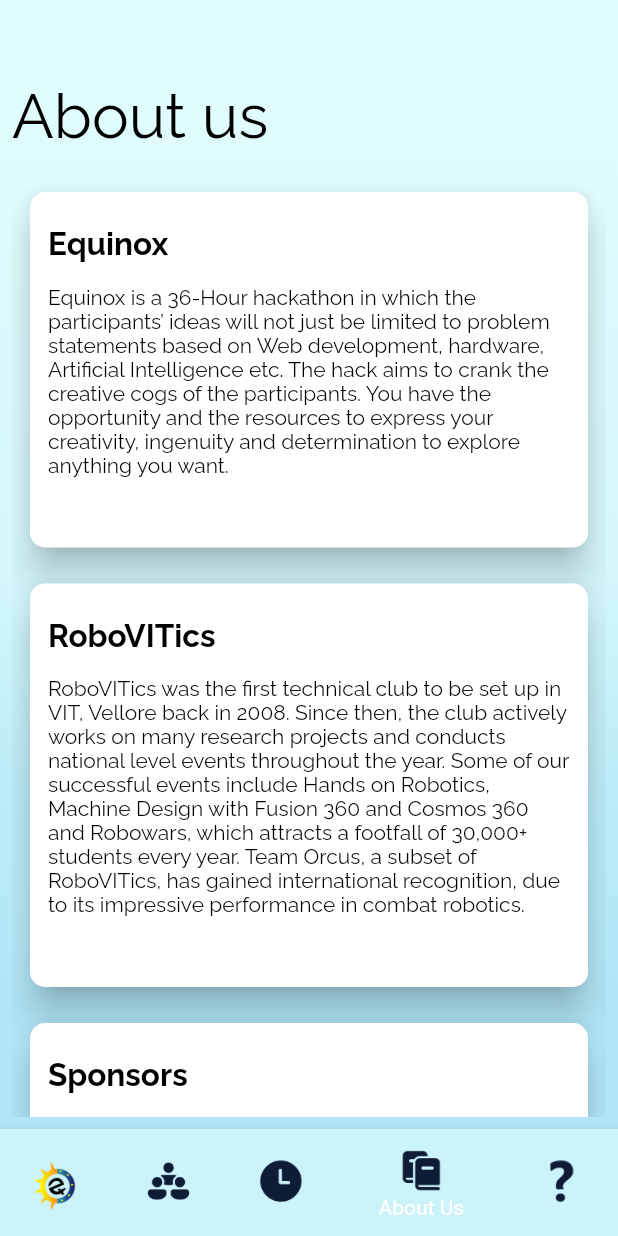
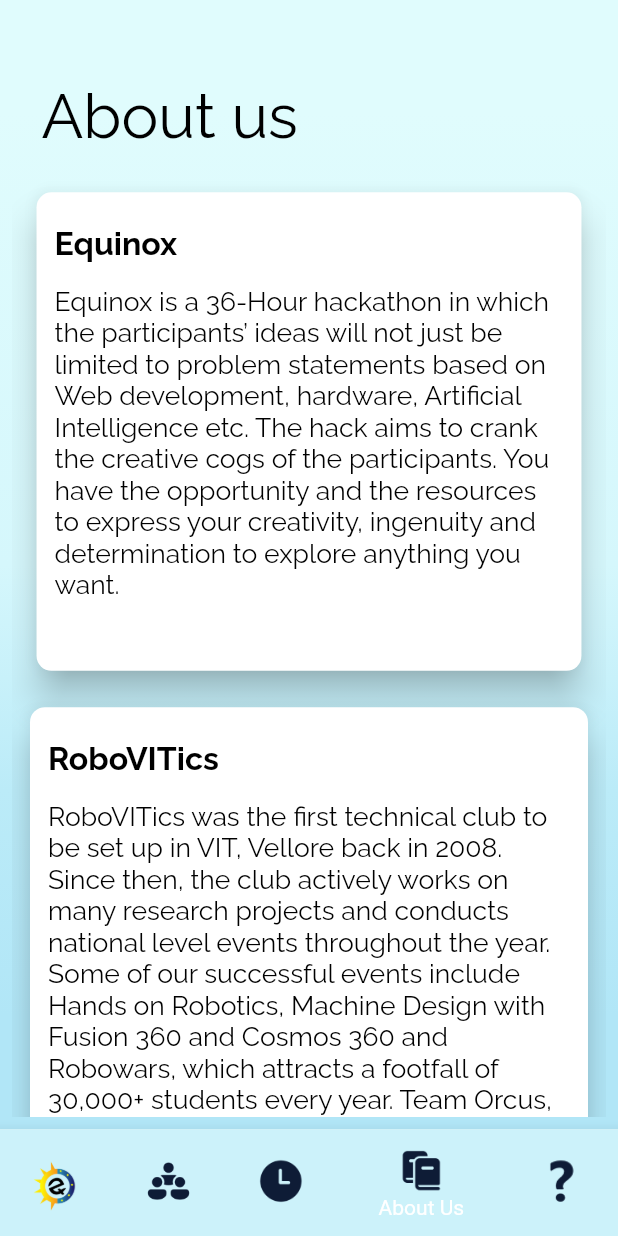
Before and after one commit to Manas1820/Equinox-2021, a Flutter app: the screen it shows after launch, item 4 of the bottom bar chosen, on a phone screen of 412 x 824 dp. Run offline on Flutter 3.47's test engine with Material 2 defaults, Android fonts, the phone set to English and light mode, and no system bars; our stand-ins replace cloud_firestore, firebase_core, flutter_feather_icons, google_fonts, timeline_tile; missing offline and left inert: connectivity_wrapper, dough; accounts and stored records are empty.

Commit message:
🎗 Dark Mode Added

```diff
--- a/lib/screens/about_us.dart
+++ b/lib/screens/about_us.dart
@@ -43,18 +43,20 @@ class _AboutusState extends State<Aboutus> {
                   SizedBox(
                     height: 45,
                   ),
-                  Text('About us',
+                  Text('\t\tAbout us',
                       style: headingTextStyle(context, isDarkMode)),
                   SizedBox(
                     height: 15,
                   ),
                   Padding(
-                    padding: const EdgeInsets.all(8.0),
+                    padding: expantionTilePaddingFaq(context),
                     child: Card(
                         shape: RoundedRectangleBorder(
                             borderRadius: BorderRadius.circular(10.0)),
                         elevation: 10,
-                        color: Colors.white,
+                        color: isDarkMode
+                            ? tileBackgroundDark
+                            : tileBackgroundLight,
                         child: Padding(
                           padding: const EdgeInsets.all(12),
                           child: Column(
@@ -64,19 +66,15 @@ class _AboutusState extends State<Aboutus> {
                                 height: 10,
                               ),
                               Text('Equinox',
-                                  style: GoogleFonts.raleway(
-                                      fontSize: 21,
-                                      color: Colors.black,
-                                      fontWeight: FontWeight.bold)),
+                                  style: aboutusCardHeadingTextStyle(
+                                      context, isDarkMode)),
                               SizedBox(
                                 height: 15,
                               ),
                               Text(
                                   'Equinox is a 36-Hour hackathon in which the participants’ ideas will not just be limited to problem statements based on Web development, hardware, Artificial Intelligence etc. The hack aims to crank the creative cogs of the participants. You have the opportunity and the resources to express your creativity, ingenuity and determination to explore anything you want. ',
-                                  style: GoogleFonts.raleway(
-                                    fontSize: 14,
-                                    color: Colors.black,
-                                  )),
+                                  style: faqTileSubheadingTextStyle(
+                                      context, isDarkMode)),
                               SizedBox(
                                 height: 35,
                               ),
@@ -100,19 +98,15 @@ class _AboutusState extends State<Aboutus> {
                                 height: 10,
                               ),
                               Text('RoboVITics',
-                                  style: GoogleFonts.raleway(
-                                      fontSize: 21,
-                                      color: Colors.black,
-                                      fontWeight: FontWeight.bold)),
+                                  style: aboutusCardHeadingTextStyle(
+                                      context, isDarkMode)),
                               SizedBox(
                                 height: 15,
                               ),
                               Text(
                                   'RoboVITics was the first technical club to be set up in VIT, Vellore back in 2008. Since then, the club actively works on many research projects and conducts national level events throughout the year. Some of our successful events include Hands on Robotics, Machine Design with Fusion 360 and Cosmos 360 and Robowars, which attracts a footfall of 30,000+ students every year. Team Orcus, a subset of RoboVITics, has gained international recognition, due to its impressive performance in combat robotics.',
-                                  style: GoogleFonts.raleway(
-                                    fontSize: 14,
-                                    color: Colors.black,
-                                  )),
+                                  style: faqTileSubheadingTextStyle(
+                                      context, isDarkMode)),
                               SizedBox(
                                 height: 35,
                               ),
@@ -136,10 +130,8 @@ class _AboutusState extends State<Aboutus> {
                                 height: 10,
                               ),
                               Text('Sponsors',
-                                  style: GoogleFonts.raleway(
-                                      fontSize: 21,
-                                      color: Colors.black,
-                                      fontWeight: FontWeight.bold)),
+                                  style: aboutusCardHeadingTextStyle(
+                                      context, isDarkMode)),
                               SizedBox(
                                 height: 15,
                               ),
@@ -169,10 +161,8 @@ class _AboutusState extends State<Aboutus> {
                                 height: 10,
                               ),
                               Text('Organisers',
-                                  style: GoogleFonts.raleway(
-                                      fontSize: 21,
-                                      color: Colors.black,
-                                      fontWeight: FontWeight.bold)),
+                                  style: aboutusCardHeadingTextStyle(
+                                      context, isDarkMode)),
                               SizedBox(
                                 height: 15,
                               ),
@@ -187,18 +177,14 @@ class _AboutusState extends State<Aboutus> {
                                     height: 15,
                                   ),
                                   Text('Full Name',
-                                      style: GoogleFonts.raleway(
-                                          fontSize: 15,
-                                          color: Colors.black,
-                                          fontWeight: FontWeight.bold)),
+                                      style: aboutusOrganiserNameTextStyle(
+                                          context, isDarkMode)),
                                   SizedBox(
                                     height: 15,
                                   ),
                                   Text('"A line by the oragniser"',
-                                      style: GoogleFonts.raleway(
-                                          fontSize: 12,
-                                          color: Colors.black,
-                                          fontWeight: FontWeight.bold)),
+                                      style: aboutusOrganiserHeadingTextStyle(
+                                          context, isDarkMode)),
                                 ],
                               ),
                               SizedBox(
@@ -215,18 +201,14 @@ class _AboutusState extends State<Aboutus> {
                                     height: 15,
                                   ),
                                   Text('Full Name',
-                                      style: GoogleFonts.raleway(
-                                          fontSize: 15,
-                                          color: Colors.black,
-                                          fontWeight: FontWeight.bold)),
+                                      style: aboutusOrganiserNameTextStyle(
+                                          context, isDarkMode)),
                                   SizedBox(
                                     height: 15,
                                   ),
                                   Text('"A line by the oragniser"',
-                                      style: GoogleFonts.raleway(
-                                          fontSize: 12,
-                                          color: Colors.black,
-                                          fontWeight: FontWeight.bold)),
+                                      style: aboutusOrganiserHeadingTextStyle(
+                                          context, isDarkMode)),
                                 ],
                               ),
                               SizedBox(
@@ -243,18 +225,14 @@ class _AboutusState extends State<Aboutus> {
                                     height: 15,
                                   ),
                                   Text('Full Name',
-                                      style: GoogleFonts.raleway(
-                                          fontSize: 15,
-                                          color: Colors.black,
-                                          fontWeight: FontWeight.bold)),
+                                      style: aboutusOrganiserNameTextStyle(
+                                          context, isDarkMode)),
                                   SizedBox(
                                     height: 15,
                                   ),
                                   Text('"A line by the oragniser"',
-                                      style: GoogleFonts.raleway(
-                                          fontSize: 12,
-                                          color: Colors.black,
-                                          fontWeight: FontWeight.bold)),
+                                      style: aboutusOrganiserHeadingTextStyle(
+                                          context, isDarkMode)),
                                 ],
                               ),
                               SizedBox(
```
